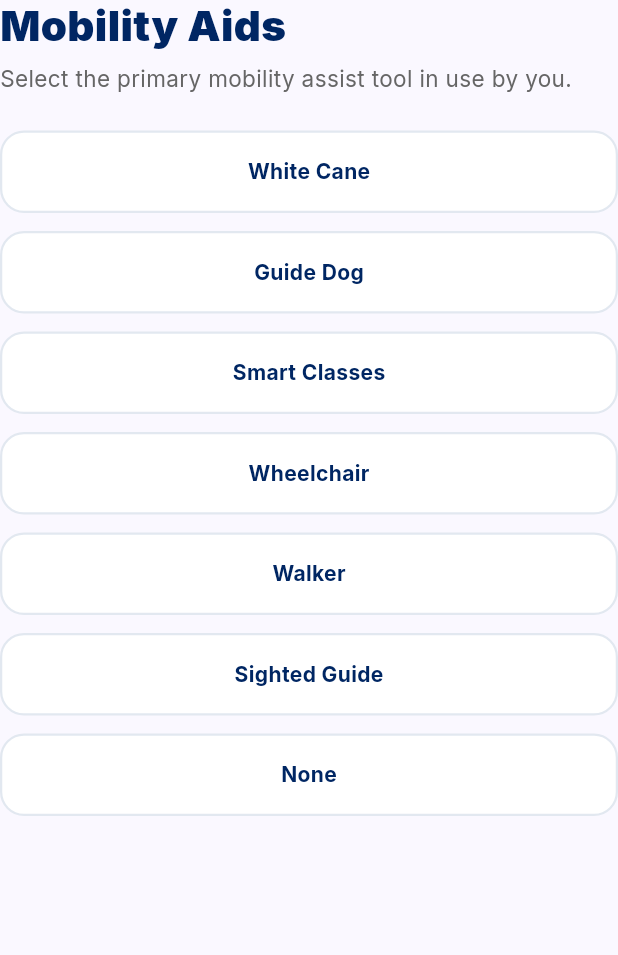
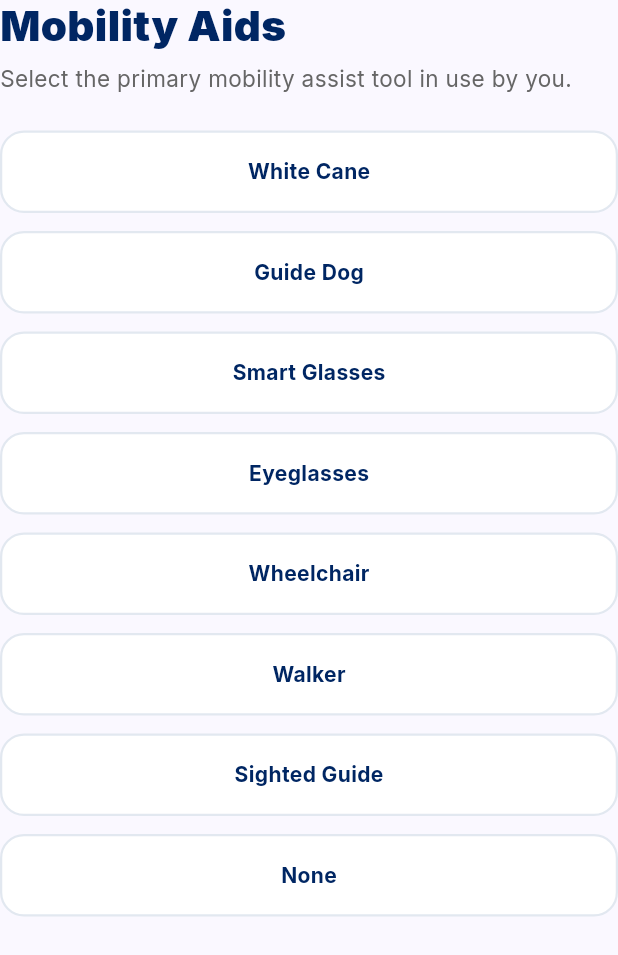
Before and after one commit to Thes-IS-IT/Easylens, a Flutter app: the StepMobilityAids widget shown alone on an empty page, opened directly with empty values, on a phone screen of 412 x 824 dp. Shown: the top 955 px of the screen. Run offline on Flutter 3.47's test engine with Material 3 defaults, Android fonts, the phone set to English and light mode, and no system bars; our stand-ins replace audioplayers, battery_plus, camera, cloud_firestore, confetti, firebase_auth and 14 more; missing offline and left inert: flutter_gemma, google_mlkit_face_detection, google_mlkit_image_labeling, google_mlkit_object_detection, google_mlkit_text_recognition, tflite_flutter; accounts and stored records are empty.

Commit message:
feat: correct Smart Classes typo and include Eyeglasses in mobility aids options

```diff
--- a/lib/screens/signup/steps/step_mobility_aids.dart
+++ b/lib/screens/signup/steps/step_mobility_aids.dart
@@ -16,7 +16,8 @@ class StepMobilityAids extends StatelessWidget {
   final List<String> aids = [
     'White Cane',
     'Guide Dog',
-    'Smart Classes',
+    'Smart Glasses',
+    'Eyeglasses',
     'Wheelchair',
     'Walker',
     'Sighted Guide',
```
